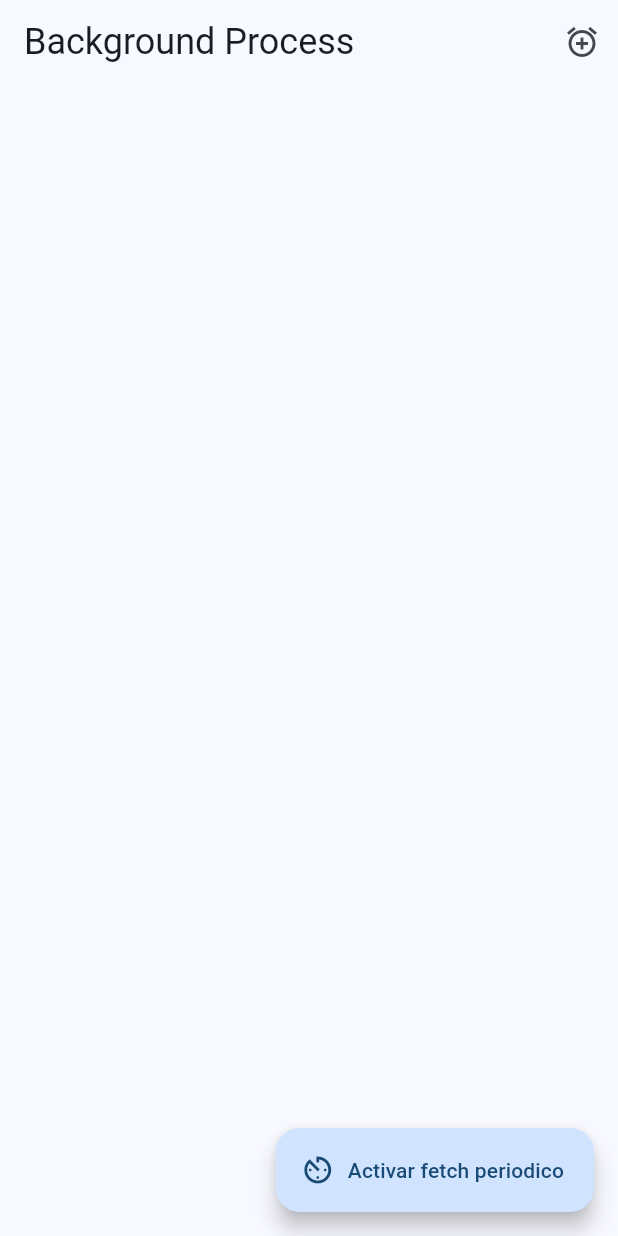
After one commit to manypark/miscelaneos, a Flutter app: the DbPokemonsScreen screen opened by its route, after a tap on the "add alarm" icon, on a phone screen of 412 x 824 dp. The commit adds this screen. Run offline on Flutter 3.47's test engine with Material 2 defaults, Android fonts, the phone set to English and light mode, and no system bars; our stand-ins replace dio, flutter_compass, flutter_riverpod, geolocator, go_router, google_fonts and 5 more; missing offline and left inert: flutter_app_badger, quick_actions, workmanager.

Commit message:
feat: init schedule correct

```diff
--- a/lib/config/config.dart
+++ b/lib/config/config.dart
@@ -4,3 +4,4 @@ export 'plugins/plugin.dart';
 export 'plugins/local_auth_plugin.dart';
 export 'plugins/quick_actions_plugin.dart';
 export 'plugins/app_badge_plugin.dart';
+export 'workmanager/callback_dispacher.dart';
--- a/lib/config/router/app_router.dart
+++ b/lib/config/router/app_router.dart
@@ -61,6 +61,11 @@ final appRouter = GoRouter(
     ),
 
     GoRoute(
+      path: '/db-pokemons',
+      builder: (context, state) => const DbPokemonsScreen(),
+    ),
+
+    GoRoute(
       path: '/biometrics',
       builder: (context, state) => const BiometricScreen(),
     ),
--- a/lib/config/theme/app_theme.dart
+++ b/lib/config/theme/app_theme.dart
@@ -9,7 +9,7 @@ class AppTheme {
 
     // Texts
     textTheme: TextTheme(
-      titleLarge  : GoogleFonts.montserratAlternates( fontSize: 34 ),
+      titleLarge  : GoogleFonts.montserratAlternates( fontSize: 24 ),
       titleMedium : GoogleFonts.montserratAlternates(),
     ),
 
--- /dev/null
+++ b/lib/presentation/screens/pokemons/db_pokemons_screen.dart
@@ -0,0 +1,82 @@
+import 'package:flutter/material.dart';
+import 'package:workmanager/workmanager.dart';
+
+import 'package:miscelaneos/config/config.dart';
+import 'package:miscelaneos/domain/domain.dart';
+
+class DbPokemonsScreen extends StatelessWidget {
+
+  const DbPokemonsScreen({super.key});
+
+  @override
+  Widget build(BuildContext context) {
+    return Scaffold(
+      appBar: AppBar(
+        title: const Text('Background Process'),
+        actions: [
+
+          IconButton(
+            onPressed : () {
+              Workmanager().registerOneOffTask(
+                fetchBackgroundTaskKey,
+                fetchBackgroundTaskKey,
+                initialDelay: const Duration( minutes: 3 ),
+                inputData:  { 'howmany': 30 },
+              );
+            },
+            icon      : const Icon( Icons.add_alarm_sharp)
+          ),
+
+        ],
+      ),
+      body: const CustomScrollView(
+        slivers: [
+          _PokemonsGrid( pokemons: [] ),
+        ],
+      ),
+      floatingActionButton: FloatingActionButton.extended(
+        onPressed: () {
+
+        },
+        label : const Text('Activar fetch periodico'),
+        icon  : const Icon( Icons.av_timer )
+      ),
+    );
+  }
+
+}
+
+class _PokemonsGrid extends StatelessWidget {
+
+  final List<Pokemon> pokemons;
+
+  const _PokemonsGrid({
+    required this.pokemons,
+  });
+
+  @override
+  Widget build(BuildContext context) {
+    return SliverGrid.builder(
+      gridDelegate: const SliverGridDelegateWithFixedCrossAxisCount(
+        crossAxisCount  : 3,
+        crossAxisSpacing: 2,
+        mainAxisSpacing : 2
+      ),
+      itemCount: pokemons.length,
+      itemBuilder: (context, index) {
+
+        final pokemon = pokemons[index];
+
+        return Column(
+          children: [
+
+            Image.network(pokemon.spritefront,
+            fit: BoxFit.contain,),
+
+            Text( pokemon.name ),
+          ],
+        );
+      },
+    );
+  }
+}
--- a/lib/presentation/screens/screens.dart
+++ b/lib/presentation/screens/screens.dart
@@ -11,6 +11,7 @@ export 'home/permissions/ask_location_screen.dart';
 
 export 'pokemons/pokemons_screen.dart';
 export 'pokemons/pokemon_screen.dart';
+export 'pokemons/db_pokemons_screen.dart';
 
 export 'biometric/biometric_screen.dart';
 
--- a/lib/presentation/widgets/shared/main_menu.dart
+++ b/lib/presentation/widgets/shared/main_menu.dart
@@ -24,6 +24,7 @@ class MenuItem {
     MenuItem(title: 'Brújula',         icon: Icons.explore,                  route: '/compass'),
 
     MenuItem(title: 'Pokemons',        icon: Icons.explore,                  route: '/pokemons' ),
+    MenuItem(title: 'Background process',icon: Icons.storage_rounded,        route: '/db-pokemons' ),
 
     MenuItem(title: 'Biometrics',      icon: Icons.fingerprint,               route: '/biometrics' ),
 
@@ -35,6 +36,7 @@ class MenuItem {
 
     MenuItem(title: 'Ad full',        icon: Icons.ad_units_rounded,          route: '/ad-fullscreen' ),
     MenuItem(title: 'Ad rewarded',    icon: Icons.fort_sharp,                route: '/ad-rewarded' ),
+
   ];
 
 class MainMenu extends StatelessWidget {
--- a/pubspec.yaml
+++ b/pubspec.yaml
@@ -17,7 +17,6 @@ dependencies:
   go_router: ^10.1.0
   google_fonts: ^5.1.0
   google_maps_flutter: ^2.4.0
-  google_mobile_ads: ^3.0.0
   local_auth: ^2.1.6
   permission_handler: ^10.4.3
   quick_actions: ^1.0.5
```
Also changed, not shown: lib/config/workmanager/callback_dispacher.dart (added, +30 -0 lines), lib/main.dart (+8 -1 lines), pubspec.lock, 1 other file.
